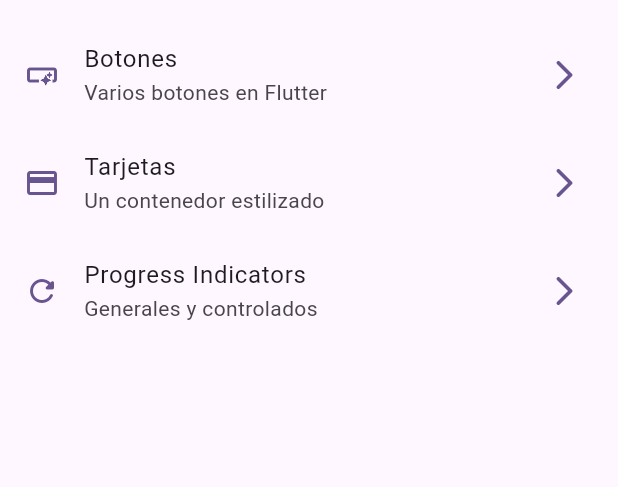
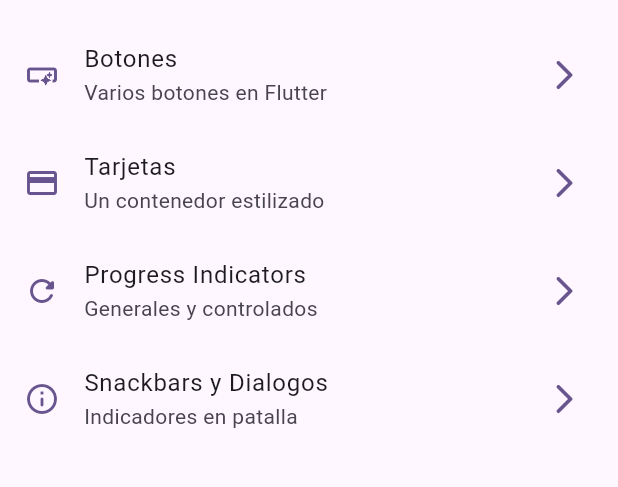
Before and after one commit to Geinersb/widgets_app, a Flutter app: the screen it shows after launch, on a phone screen of 412 x 824 dp, the part 63-550 px from its top. Run offline on Flutter 3.47's test engine with Material 2 defaults, Android fonts, the phone set to English and light mode, and no system bars; our stand-ins replace go_router.

Commit message:
se agrega el uso de snackbars

```diff
--- a/lib/config/menu/menu_items.dart
+++ b/lib/config/menu/menu_items.dart
@@ -35,6 +35,13 @@ const appMenuItems = <MenuItem>[
      icon: Icons.refresh_rounded
      ),
 
+  MenuItem(
+    title: 'Snackbars y Dialogos',
+    subtitle: 'Indicadores en patalla',
+     url: '/snackbars',
+     icon: Icons.info_outline_rounded
+     ),
+
 
 
 ];
--- a/lib/config/router/app_router.dart
+++ b/lib/config/router/app_router.dart
@@ -31,6 +31,12 @@ routes: [
   builder:(context,state) => const ProgressScreen()
   ),
 
+  GoRoute(
+  path: '/snackbars',
+  name: SnackBarScreen.name,
+  builder:(context,state) => const SnackBarScreen()
+  ),
+
 
 
 
```
Also changed, not shown: lib/presentation/screens/snackbar/snackbar_screen.dart (+25 -1 lines).
